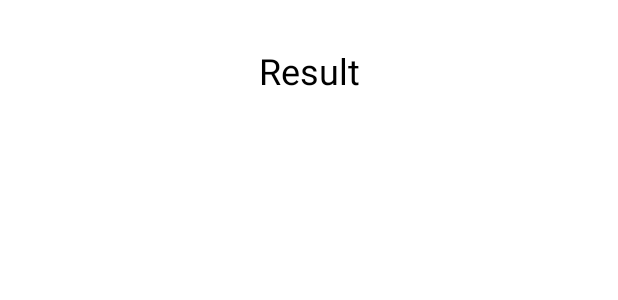
After one commit to daseong42/cook1, an Android app: the layout activity_result.xml on its own in the app's theme, with its tools: preview values and no code run, on a phone screen of 412 x 824 dp. The commit adds this screen. Shown: the top 300 px of the screen. Run offline under Robolectric (Android 15) with nearby library versions, the phone set to English and light mode, and no system bars.

Commit message:
음식->식재료 불러오기 로직, 결과창 추가

```diff
--- /dev/null
+++ b/app/src/main/res/layout/activity_result.xml
@@ -0,0 +1,26 @@
+<?xml version="1.0" encoding="utf-8"?>
+<LinearLayout xmlns:android="http://schemas.android.com/apk/res/android"
+    android:layout_width="match_parent"
+    android:layout_height="match_parent"
+    xmlns:tools="http://schemas.android.com/tools"
+    android:orientation="vertical">
+
+    <LinearLayout
+        android:layout_width="match_parent"
+        android:layout_height="93dp"
+        android:gravity="center"
+        android:orientation="horizontal"
+        android:padding="16dp">
+
+        <TextView
+            android:id="@+id/searchResultTextView"
+            android:layout_width="match_parent"
+            android:layout_height="63dp"
+            android:textColor="@android:color/black"
+            android:textSize="24sp"
+            tools:text="Result"
+            android:gravity="center"/>
+
+    </LinearLayout>
+
+</LinearLayout>
```
Also changed, not shown: app/src/main/java/com/cookandroid/project/DetailActivity.java (+51 -20 lines).
